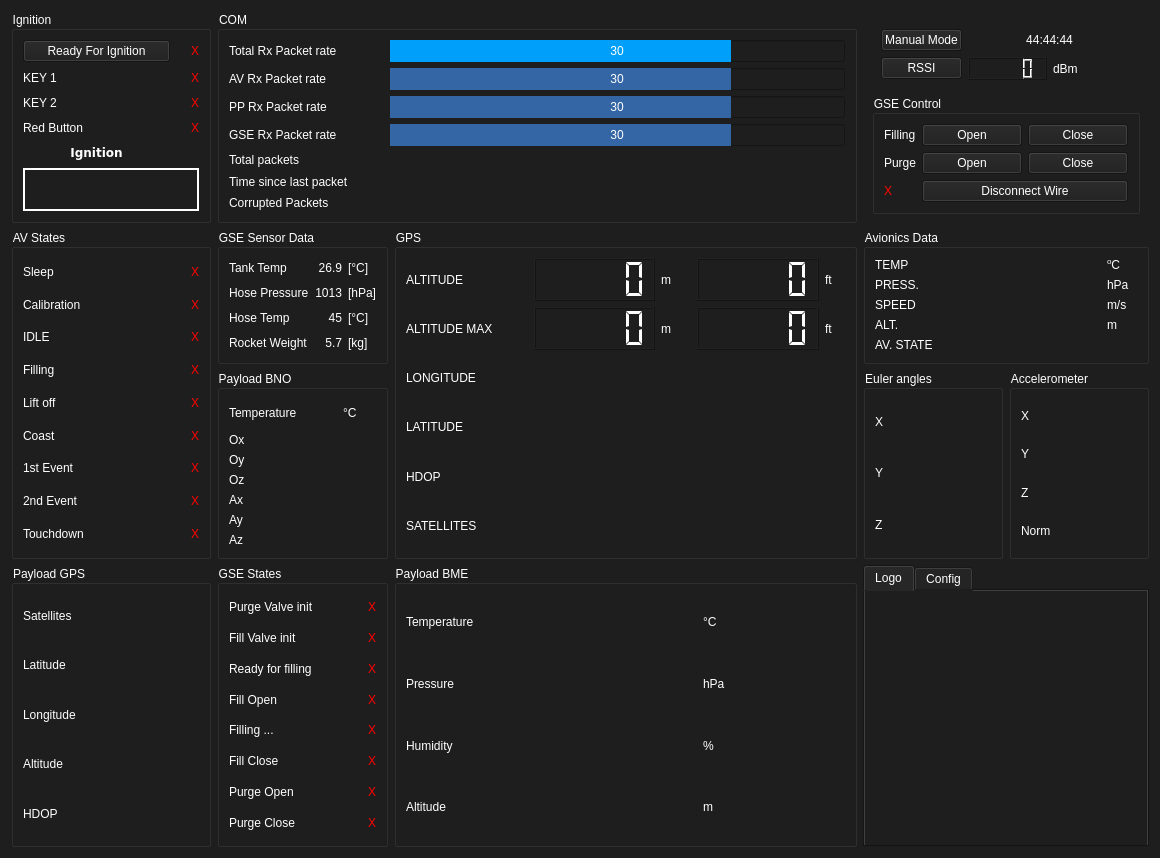
Qt form UI/ui_file/WasserfallenGUI.ui (MorgesHAB/ERT2020GS) before a commit.
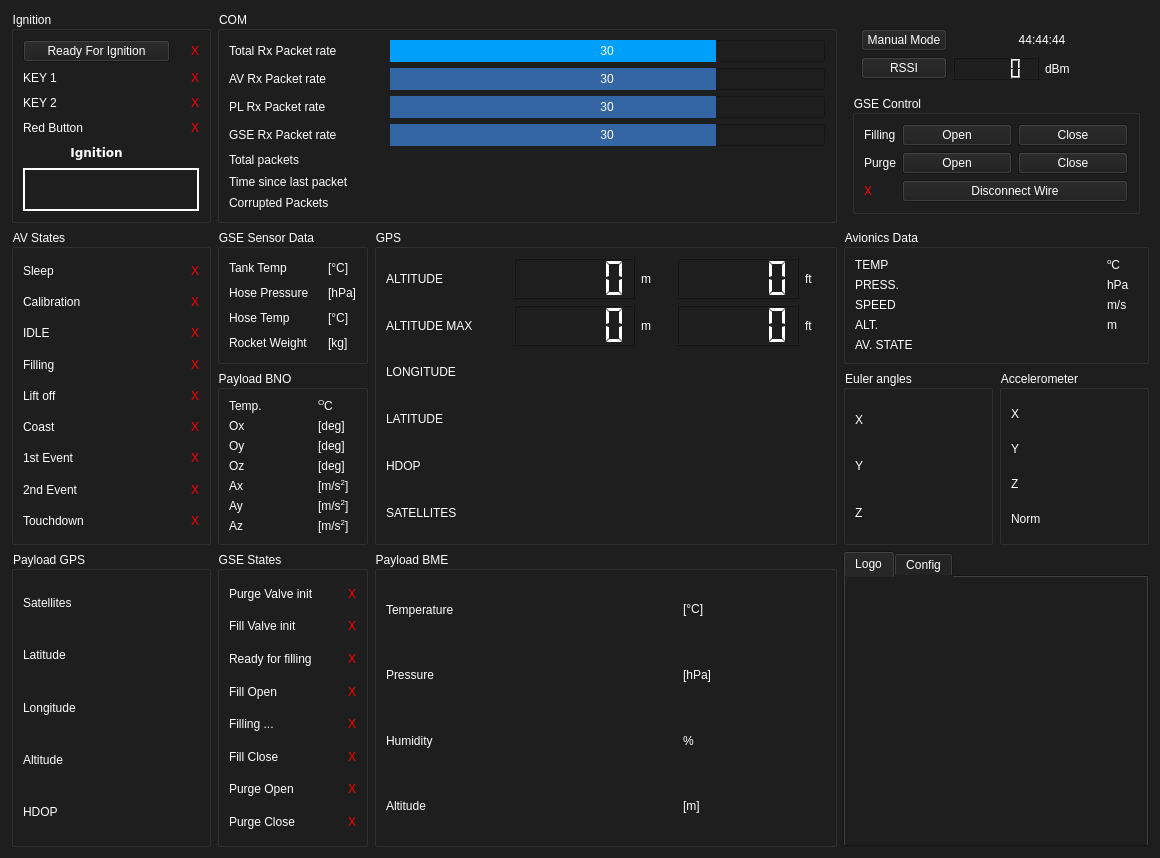
The same form after that commit. Icons and pictures are not drawn.

The edit to the form file:
```diff
--- a/UI/ui_file/WasserfallenGUI.ui
+++ b/UI/ui_file/WasserfallenGUI.ui
@@ -364,7 +364,7 @@
          <string>&lt;html&gt;&lt;head/&gt;&lt;body&gt;&lt;p&gt;The last received packet's number (defined by TX)&lt;/p&gt;&lt;/body&gt;&lt;/html&gt;</string>
         </property>
         <property name="text">
-         <string>PP Rx Packet rate</string>
+         <string>PL Rx Packet rate</string>
         </property>
        </widget>
       </item>
@@ -967,7 +967,7 @@
       <item row="0" column="1">
        <widget class="QLabel" name="tank_temp_panel_2">
         <property name="text">
-         <string>26.9</string>
+         <string/>
         </property>
         <property name="alignment">
          <set>Qt::AlignRight|Qt::AlignTrailing|Qt::AlignVCenter</set>
@@ -1017,7 +1017,7 @@
       <item row="1" column="1">
        <widget class="QLabel" name="hose_pressure_panel_2">
         <property name="text">
-         <string>1013</string>
+         <string/>
         </property>
         <property name="alignment">
          <set>Qt::AlignRight|Qt::AlignTrailing|Qt::AlignVCenter</set>
@@ -1054,7 +1054,7 @@
       <item row="2" column="1">
        <widget class="QLabel" name="hose_temp_panel_2">
         <property name="text">
-         <string>45</string>
+         <string/>
         </property>
         <property name="alignment">
          <set>Qt::AlignRight|Qt::AlignTrailing|Qt::AlignVCenter</set>
@@ -1064,7 +1064,7 @@
       <item row="3" column="1">
        <widget class="QLabel" name="rocket_weight_panel_2">
         <property name="text">
-         <string>5.7</string>
+         <string/>
         </property>
         <property name="alignment">
          <set>Qt::AlignRight|Qt::AlignTrailing|Qt::AlignVCenter</set>
@@ -1398,31 +1398,10 @@
       <string>Payload BNO</string>
      </property>
      <layout class="QGridLayout" name="gridLayout_20">
-      <item row="0" column="0">
-       <widget class="QLabel" name="pl_bno_temperature_label">
+      <item row="6" column="1">
+       <widget class="QLabel" name="pl_bno_az_panel">
         <property name="text">
-         <string>Temperature</string>
-        </property>
-       </widget>
-      </item>
-      <item row="0" column="1">
-       <widget class="QLabel" name="pl_bno_temperature_panel">
-        <property name="text">
-         <string>&lt;html&gt;&lt;head/&gt;&lt;body&gt;&lt;p&gt;&lt;br/&gt;&lt;/p&gt;&lt;/body&gt;&lt;/html&gt;</string>
-        </property>
-       </widget>
-      </item>
-      <item row="0" column="2">
-       <widget class="QLabel" name="pl_celcius_label_3">
-        <property name="text">
-         <string>&lt;html&gt;&lt;head/&gt;&lt;body&gt;&lt;p&gt;°C&lt;/p&gt;&lt;/body&gt;&lt;/html&gt;</string>
-        </property>
-       </widget>
-      </item>
-      <item row="1" column="0">
-       <widget class="QLabel" name="pl_bno_ox_label">
-        <property name="text">
-         <string>Ox</string>
+         <string/>
         </property>
        </widget>
       </item>
@@ -1433,6 +1412,20 @@
         </property>
        </widget>
       </item>
+      <item row="1" column="1">
+       <widget class="QLabel" name="pl_bno_ox_panel">
+        <property name="text">
+         <string/>
+        </property>
+       </widget>
+      </item>
+      <item row="4" column="1">
+       <widget class="QLabel" name="pl_bno_ax_panel">
+        <property name="text">
+         <string/>
+        </property>
+       </widget>
+      </item>
       <item row="3" column="0">
        <widget class="QLabel" name="pl_bno_oz_label">
         <property name="text">
@@ -1461,45 +1454,94 @@
         </property>
        </widget>
       </item>
-      <item row="1" column="1" colspan="2">
-       <widget class="QLabel" name="pl_bno_ox_panel">
+      <item row="5" column="1">
+       <widget class="QLabel" name="pl_bno_ay_panel">
         <property name="text">
          <string/>
         </property>
        </widget>
       </item>
-      <item row="2" column="1" colspan="2">
+      <item row="2" column="1">
        <widget class="QLabel" name="pl_bno_oy_panel">
         <property name="text">
          <string/>
         </property>
        </widget>
       </item>
-      <item row="3" column="1" colspan="2">
+      <item row="0" column="0">
+       <widget class="QLabel" name="pl_bno_temperature_label">
+        <property name="text">
+         <string>Temp.</string>
+        </property>
+       </widget>
+      </item>
+      <item row="0" column="1">
+       <widget class="QLabel" name="pl_bno_temperature_panel">
+        <property name="text">
+         <string/>
+        </property>
+       </widget>
+      </item>
+      <item row="3" column="1">
        <widget class="QLabel" name="pl_bno_oz_panel">
         <property name="text">
          <string/>
         </property>
        </widget>
       </item>
-      <item row="4" column="1" colspan="2">
-       <widget class="QLabel" name="pl_bno_ax_panel">
+      <item row="2" column="2">
+       <widget class="QLabel" name="deg_label_2">
         <property name="text">
-         <string/>
+         <string>[deg]</string>
         </property>
        </widget>
       </item>
-      <item row="5" column="1" colspan="2">
-       <widget class="QLabel" name="pl_bno_ay_panel">
+      <item row="1" column="2">
+       <widget class="QLabel" name="deg_label_3">
         <property name="text">
-         <string/>
+         <string>[deg]</string>
         </property>
        </widget>
       </item>
-      <item row="6" column="1" colspan="2">
-       <widget class="QLabel" name="pl_bno_az_panel">
+      <item row="3" column="2">
+       <widget class="QLabel" name="deg_label">
         <property name="text">
-         <string/>
+         <string>[deg]</string>
+        </property>
+       </widget>
+      </item>
+      <item row="1" column="0">
+       <widget class="QLabel" name="pl_bno_ox_label">
+        <property name="text">
+         <string>Ox</string>
+        </property>
+       </widget>
+      </item>
+      <item row="5" column="2">
+       <widget class="QLabel" name="ms2_label_2">
+        <property name="text">
+         <string>&lt;html&gt;&lt;head/&gt;&lt;body&gt;&lt;p&gt;[m/s&lt;span style=&quot; vertical-align:super;&quot;&gt;2&lt;/span&gt;]&lt;/p&gt;&lt;/body&gt;&lt;/html&gt;</string>
+        </property>
+       </widget>
+      </item>
+      <item row="4" column="2">
+       <widget class="QLabel" name="ms2_label_3">
+        <property name="text">
+         <string>&lt;html&gt;&lt;head/&gt;&lt;body&gt;&lt;p&gt;[m/s&lt;span style=&quot; vertical-align:super;&quot;&gt;2&lt;/span&gt;]&lt;/p&gt;&lt;/body&gt;&lt;/html&gt;</string>
+        </property>
+       </widget>
+      </item>
+      <item row="0" column="2">
+       <widget class="QLabel" name="label_7">
+        <property name="text">
+         <string>&lt;html&gt;&lt;head/&gt;&lt;body&gt;&lt;p&gt;&lt;span style=&quot; vertical-align:super;&quot;&gt;O&lt;/span&gt;C&lt;/p&gt;&lt;/body&gt;&lt;/html&gt;</string>
+        </property>
+       </widget>
+      </item>
+      <item row="6" column="2">
+       <widget class="QLabel" name="ms2_label">
+        <property name="text">
+         <string>&lt;html&gt;&lt;head/&gt;&lt;body&gt;&lt;p&gt;[m/s&lt;span style=&quot; vertical-align:super;&quot;&gt;2&lt;/span&gt;]&lt;/p&gt;&lt;/body&gt;&lt;/html&gt;</string>
         </property>
        </widget>
       </item>
@@ -2124,14 +2166,14 @@
       <item row="0" column="2">
        <widget class="QLabel" name="pl_celcius_label_2">
         <property name="text">
-         <string>&lt;html&gt;&lt;head/&gt;&lt;body&gt;&lt;p&gt;°C&lt;/p&gt;&lt;/body&gt;&lt;/html&gt;</string>
+         <string>&lt;html&gt;&lt;head/&gt;&lt;body&gt;&lt;p&gt;[°C]&lt;/p&gt;&lt;/body&gt;&lt;/html&gt;</string>
         </property>
        </widget>
       </item>
       <item row="1" column="2">
        <widget class="QLabel" name="pl_hpa_label">
         <property name="text">
-         <string>hPa</string>
+         <string>[hPa]</string>
         </property>
        </widget>
       </item>
@@ -2145,7 +2187,7 @@
       <item row="3" column="2">
        <widget class="QLabel" name="pl_m_label">
         <property name="text">
-         <string>m</string>
+         <string>[m]</string>
         </property>
        </widget>
       </item>
```
